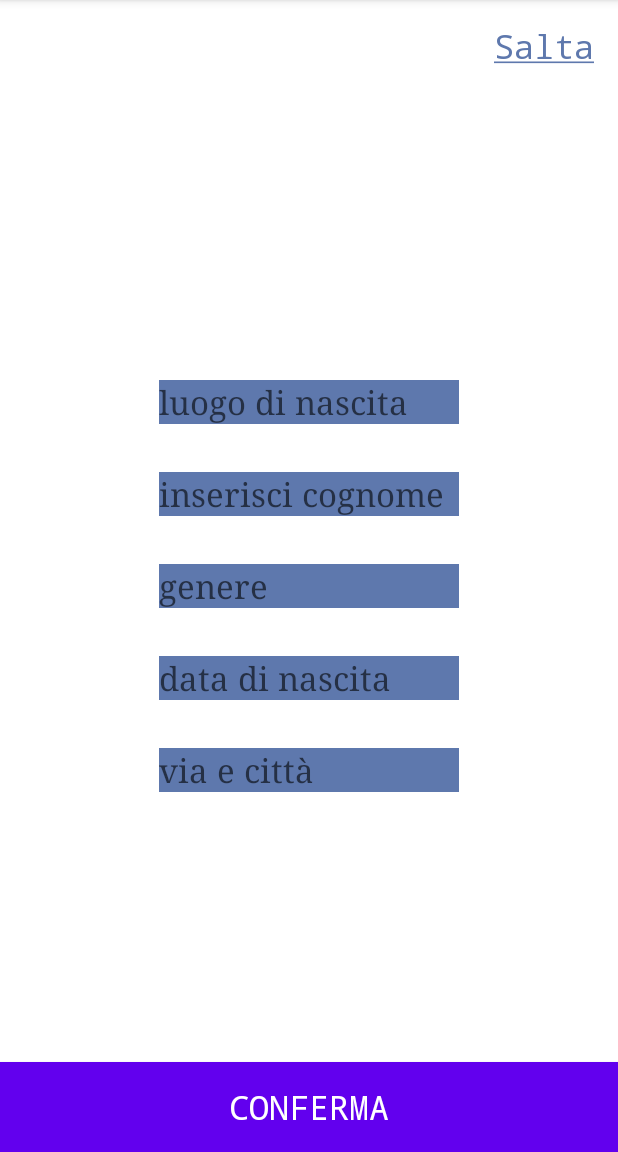
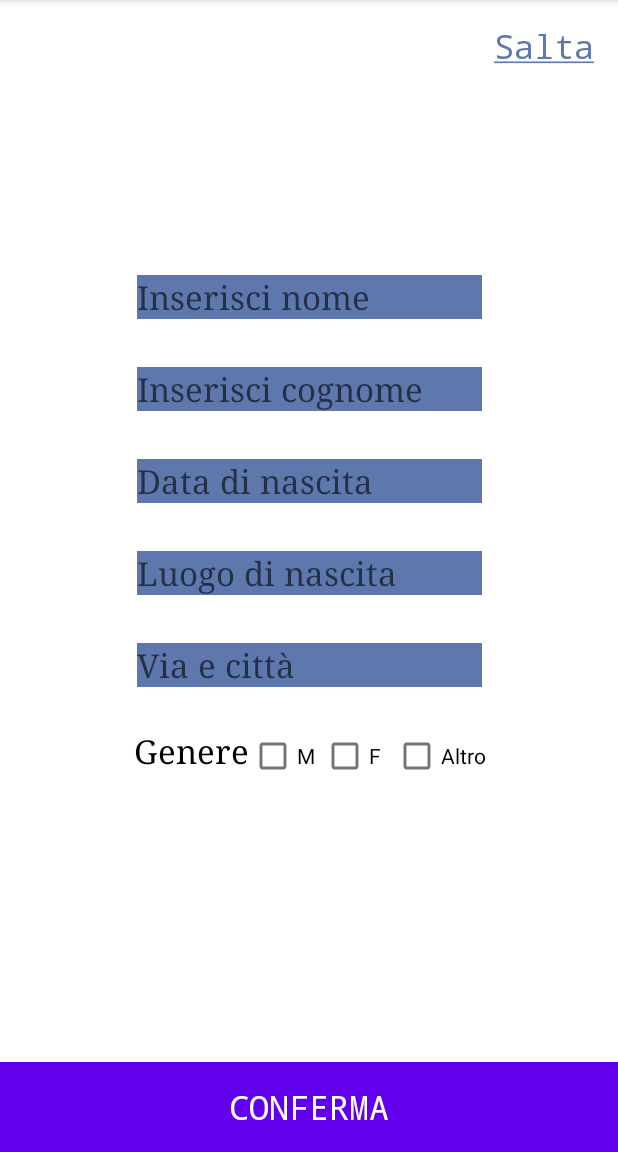
Before and after one commit to buiamf/Progetto_Android, an Android app: the DatiAggiuntivi screen opened directly, with no data from a screen before it, on a phone screen of 412 x 824 dp, the part 84-1236 px from its top. Run offline under Robolectric (Android 15) with nearby library versions, the phone set to English and light mode, and no system bars.

Commit message:
Cambiati gli input di testo in modo che siano EditText e non TextView
Cambiato il genere in modo che sia una checkbox e non un EditText

```diff
--- a/app/src/main/java/com/example/notes/views/MainActivity.kt
+++ b/app/src/main/java/com/example/notes/views/MainActivity.kt
@@ -7,6 +7,6 @@ import com.example.notes.R
 class MainActivity : AppCompatActivity() {
     override fun onCreate(savedInstanceState: Bundle?) {
         super.onCreate(savedInstanceState)
-        setContentView(R.layout.activity_main)
+        setContentView(R.layout.activity_dati_aggiuntivi)
     }
 }
--- a/app/src/main/res/layout/activity_dati_aggiuntivi.xml
+++ b/app/src/main/res/layout/activity_dati_aggiuntivi.xml
@@ -15,84 +15,105 @@
         android:fontFamily="monospace"
         android:text="@string/salta_button"
         android:textColor="@color/azzurro_textview"
-        android:textSize="22dp"
+        android:textSize="22sp"
         app:layout_constraintEnd_toEndOf="parent"
         app:layout_constraintTop_toTopOf="parent" />
 
-    <TextView
+    <EditText
         android:id="@+id/nome_registrazione"
         style="@style/editnote"
-        android:layout_width="200dp"
+        android:layout_width="230dp"
         android:layout_height="wrap_content"
-        android:layout_marginTop="280dp"
         android:layout_marginBottom="32dp"
         android:hint="@string/inserisci_nome"
+        android:inputType="text"
         app:layout_constraintBottom_toTopOf="@+id/cognome_registrazione"
         app:layout_constraintEnd_toEndOf="parent"
         app:layout_constraintHorizontal_bias="0.5"
-        app:layout_constraintStart_toStartOf="parent"
-        app:layout_constraintTop_toTopOf="parent"
-        app:layout_constraintVertical_bias="0.965" />
+        app:layout_constraintStart_toStartOf="parent" />
 
-    <TextView
-        android:id="@+id/data_di_nascita_registrazione"
+    <EditText
+        android:id="@+id/cognome_registrazione"
         style="@style/editnote"
-        android:layout_width="200dp"
+        android:layout_width="230dp"
         android:layout_height="wrap_content"
         android:layout_marginBottom="32dp"
         android:hint="@string/inserisci_cognome"
+        android:inputType="text"
+        app:layout_constraintBottom_toTopOf="@+id/data_di_nascita_registrazione"
+        app:layout_constraintEnd_toEndOf="@+id/nome_registrazione"
+        app:layout_constraintHorizontal_bias="0.5"
+        app:layout_constraintStart_toStartOf="@+id/nome_registrazione" />
+
+    <EditText
+        android:id="@+id/data_di_nascita_registrazione"
+        style="@style/editnote"
+        android:layout_width="230dp"
+        android:layout_height="wrap_content"
+        android:layout_marginBottom="32dp"
+        android:hint="@string/inserisci_data_di_nascita"
+        android:inputType="text"
         app:layout_constraintBottom_toTopOf="@+id/luogo_di_nascita_registrazione"
         app:layout_constraintEnd_toEndOf="@+id/cognome_registrazione"
         app:layout_constraintHorizontal_bias="0.5"
         app:layout_constraintStart_toStartOf="@+id/cognome_registrazione" />
 
-    <TextView
-        android:id="@+id/genere_registrazione"
+    <EditText
+        android:id="@+id/luogo_di_nascita_registrazione"
         style="@style/editnote"
-        android:layout_width="200dp"
+        android:layout_width="230dp"
         android:layout_height="wrap_content"
         android:layout_marginBottom="32dp"
-        android:hint="@string/inserisci_data_di_nascita"
+        android:hint="@string/luogo_di_nascita"
+        android:inputType="text"
         app:layout_constraintBottom_toTopOf="@+id/via_e_citta_registrazione"
+        app:layout_constraintEnd_toEndOf="@+id/data_di_nascita_registrazione"
+        app:layout_constraintHorizontal_bias="0.5"
+        app:layout_constraintStart_toStartOf="@+id/data_di_nascita_registrazione" />
+
+    <EditText
+        android:id="@+id/via_e_citta_registrazione"
+        style="@style/editnote"
+        android:layout_width="230dp"
+        android:layout_height="wrap_content"
+        android:layout_marginBottom="22dp"
+        android:hint="@string/via_e_citta"
+        android:inputType="text"
+        app:layout_constraintBottom_toTopOf="@+id/checkboxes_genere"
         app:layout_constraintEnd_toEndOf="@+id/luogo_di_nascita_registrazione"
         app:layout_constraintHorizontal_bias="0.5"
         app:layout_constraintStart_toStartOf="@+id/luogo_di_nascita_registrazione" />
 
-    <TextView
-        android:id="@+id/cognome_registrazione"
-        style="@style/editnote"
-        android:layout_width="200dp"
-        android:layout_height="wrap_content"
-        android:layout_marginBottom="32dp"
-        android:hint="@string/luogo_di_nascita"
-        app:layout_constraintBottom_toTopOf="@+id/data_di_nascita_registrazione"
-        app:layout_constraintEnd_toEndOf="@+id/nome_registrazione"
-        app:layout_constraintHorizontal_bias="0.5"
-        app:layout_constraintStart_toStartOf="@+id/nome_registrazione" />
-
-    <TextView
-        android:id="@+id/luogo_di_nascita_registrazione"
-        style="@style/editnote"
-        android:layout_width="200dp"
-        android:layout_height="wrap_content"
-        android:layout_marginBottom="32dp"
-        android:hint="@string/genere"
-        app:layout_constraintBottom_toTopOf="@+id/genere_registrazione"
-        app:layout_constraintEnd_toEndOf="@+id/data_di_nascita_registrazione"
-        app:layout_constraintHorizontal_bias="0.5"
-        app:layout_constraintStart_toStartOf="@+id/data_di_nascita_registrazione" />
-
-    <TextView
-        android:id="@+id/via_e_citta_registrazione"
-        style="@style/editnote"
-        android:layout_width="200dp"
+    <LinearLayout
+        android:id="@+id/checkboxes_genere"
+        android:orientation="horizontal"
+        android:layout_width="wrap_content"
         android:layout_height="wrap_content"
         android:layout_marginBottom="180dp"
-        android:hint="@string/via_e_citta"
         app:layout_constraintBottom_toTopOf="@+id/register_button"
-        app:layout_constraintEnd_toEndOf="@+id/genere_registrazione"
-        app:layout_constraintHorizontal_bias="0.5"
-        app:layout_constraintStart_toStartOf="@+id/genere_registrazione" />
+        app:layout_constraintEnd_toEndOf="@+id/via_e_citta_registrazione"
+        app:layout_constraintStart_toStartOf="@+id/via_e_citta_registrazione">
+        <TextView
+            android:id="@+id/genere_regitrazione"
+            android:layout_width="wrap_content"
+            android:layout_height="wrap_content"
+            android:text="@string/genere"
+            android:fontFamily="serif"
+            android:textColor="@color/black"
+            android:textSize="22sp" />
+        <CheckBox android:id="@+id/checkbox_masculine"
+            android:layout_width="wrap_content"
+            android:layout_height="wrap_content"
+            android:text="@string/genereMaschile"/>
+        <CheckBox android:id="@+id/checkbox_feminine"
+            android:layout_width="wrap_content"
+            android:layout_height="wrap_content"
+            android:text="@string/genereFemminile"/>
+        <CheckBox android:id="@+id/checkbox_other"
+            android:layout_width="wrap_content"
+            android:layout_height="wrap_content"
+            android:text="@string/genereNonDefinito"/>
+    </LinearLayout>
 
     <Button
         android:id="@+id/register_button"
@@ -102,5 +123,4 @@
         app:layout_constraintEnd_toEndOf="parent"
         app:layout_constraintStart_toStartOf="parent" />
 
-
 </androidx.constraintlayout.widget.ConstraintLayout>
--- a/app/src/main/res/values/strings.xml
+++ b/app/src/main/res/values/strings.xml
@@ -1,22 +1,25 @@
 <resources>
     <string name="app_name">Notes</string>
-    <string name="email_field">email</string>
-    <string name="password_field">password</string>
+    <string name="email_field">Email</string>
+    <string name="password_field">Password</string>
     <string name="registrati_button">Registrati</string>
     <string name="login_button">Login</string>
     <string name="recupera_password_button">Recupera Password</string>
-    <string name="insert_email">inserisci email</string>
-    <string name="insert_password">inserisci password</string>
-    <string name="confirm_password">conferma password</string>
+    <string name="insert_email">Inserisci email</string>
+    <string name="insert_password">Inserisci password</string>
+    <string name="confirm_password">Conferma password</string>
     <string name="next_button">Avanti</string>
-    <string name="inserisci_nome">inserisci nome</string>
-    <string name="inserisci_cognome">inserisci cognome</string>
-    <string name="inserisci_data_di_nascita">data di nascita</string>
-    <string name="luogo_di_nascita">luogo di nascita</string>
-    <string name="genere">genere</string>
-    <string name="via_e_citta">via e città</string>
+    <string name="inserisci_nome">Inserisci nome</string>
+    <string name="inserisci_cognome">Inserisci cognome</string>
+    <string name="inserisci_data_di_nascita">Data di nascita</string>
+    <string name="luogo_di_nascita">Luogo di nascita</string>
+    <string name="genere">Genere</string>
+    <string name="genereMaschile">M</string>
+    <string name="genereFemminile">F</string>
+    <string name="genereNonDefinito">Altro</string>
+    <string name="via_e_citta">Via e città</string>
     <string name="conferma_button">Conferma</string>
     <string name="salta_button"><u>Salta</u></string>
     <string name="conferma_email">Conferma Email</string>
-    <string name="inserisci_codice">inserisci codice</string>
+    <string name="inserisci_codice">Inserisci codice</string>
 </resources>
```
